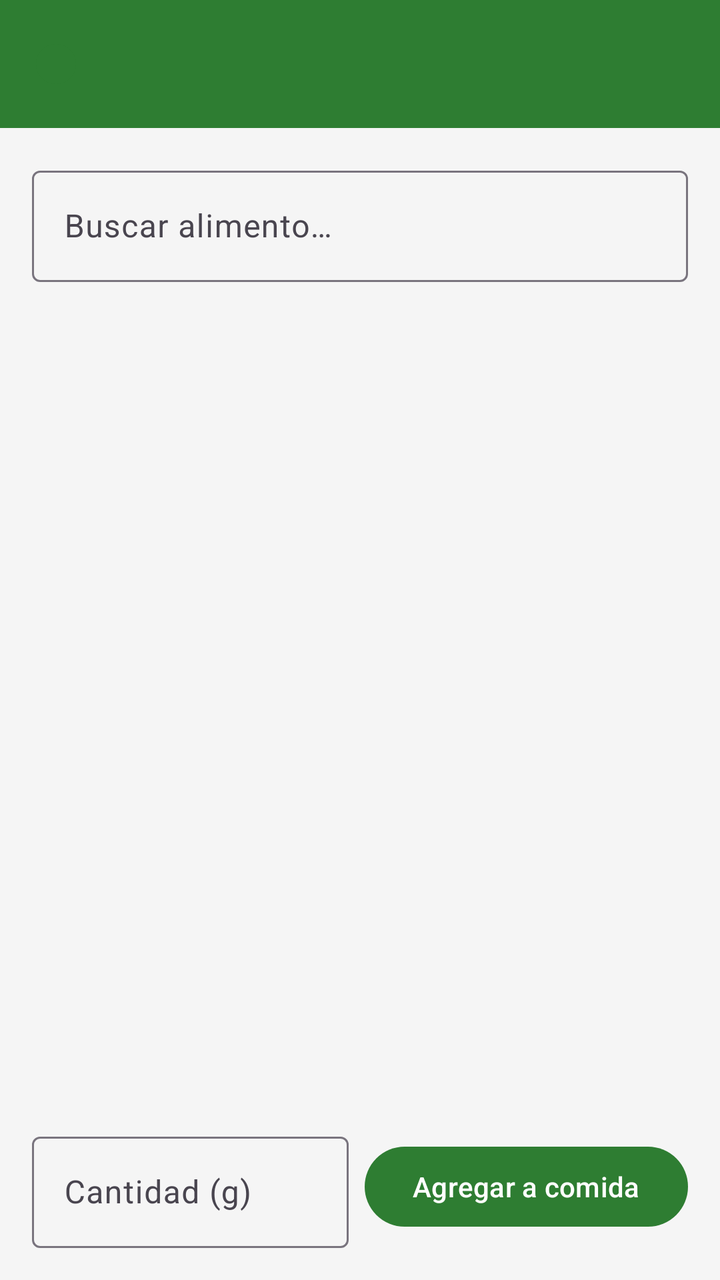
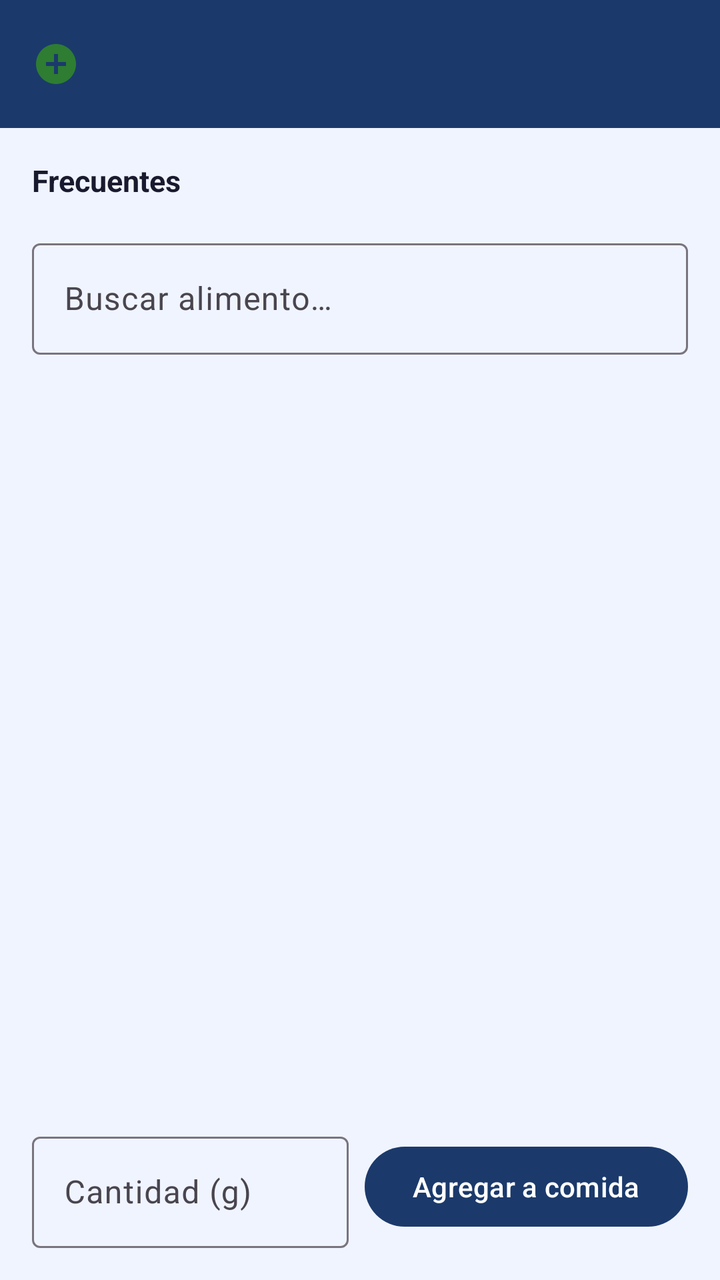

An Android layout rendered at two revisions. The XML below is the earlier revision; the diff shows what the commit changed to produce the second picture.
<!-- AndroidManifest.xml: application theme Theme.GymApp -->
<!-- res/layout/fragment_meal_log.xml -->
<?xml version="1.0" encoding="utf-8"?>
<androidx.coordinatorlayout.widget.CoordinatorLayout
    xmlns:android="http://schemas.android.com/apk/res/android"
    xmlns:app="http://schemas.android.com/apk/res-auto"
    android:layout_width="match_parent"
    android:layout_height="match_parent"
    android:background="@color/colorBackground">

    <com.google.android.material.appbar.AppBarLayout
        android:layout_width="match_parent"
        android:layout_height="wrap_content">

        <androidx.appcompat.widget.Toolbar
            android:id="@+id/toolbar_meal_log"
            android:layout_width="match_parent"
            android:layout_height="?attr/actionBarSize"
            android:background="@color/colorPrimary"
            app:navigationIcon="@drawable/ic_add_circle"
            app:titleTextColor="@color/white" />

    </com.google.android.material.appbar.AppBarLayout>

    <LinearLayout
        android:layout_width="match_parent"
        android:layout_height="match_parent"
        android:orientation="vertical"
        android:padding="16dp"
        app:layout_behavior="@string/appbar_scrolling_view_behavior">

        
        <com.google.android.material.textfield.TextInputLayout
            android:layout_width="match_parent"
            android:layout_height="wrap_content"
            android:layout_marginBottom="8dp"
            style="@style/Widget.Material3.TextInputLayout.OutlinedBox">

            <com.google.android.material.textfield.TextInputEditText
                android:id="@+id/et_food_search"
                android:layout_width="match_parent"
                android:layout_height="wrap_content"
                android:hint="@string/meal_search_hint"
                android:inputType="text"
                android:imeOptions="actionSearch" />

        </com.google.android.material.textfield.TextInputLayout>

        
        <ProgressBar
            android:id="@+id/progress_search"
            android:layout_width="match_parent"
            android:layout_height="4dp"
            style="?android:attr/progressBarStyleHorizontal"
            android:indeterminate="true"
            android:visibility="gone"
            android:layout_marginBottom="8dp" />

        
        <TextView
            android:id="@+id/tv_selected_food"
            android:layout_width="match_parent"
            android:layout_height="wrap_content"
            android:textSize="13sp"
            android:textColor="@color/colorPrimary"
            android:textStyle="bold"
            android:layout_marginBottom="8dp"
            android:visibility="gone" />

        
        <androidx.recyclerview.widget.RecyclerView
            android:id="@+id/rv_food_results"
            android:layout_width="match_parent"
            android:layout_height="0dp"
            android:layout_weight="1"
            android:layout_marginBottom="8dp" />

        
        <LinearLayout
            android:layout_width="match_parent"
            android:layout_height="wrap_content"
            android:orientation="horizontal"
            android:gravity="center_vertical">

            <com.google.android.material.textfield.TextInputLayout
                android:layout_width="0dp"
                android:layout_height="wrap_content"
                android:layout_weight="1"
                android:layout_marginEnd="8dp"
                style="@style/Widget.Material3.TextInputLayout.OutlinedBox">

                <com.google.android.material.textfield.TextInputEditText
                    android:id="@+id/et_quantity"
                    android:layout_width="match_parent"
                    android:layout_height="wrap_content"
                    android:hint="@string/meal_quantity_hint"
                    android:inputType="numberDecimal"
                    android:enabled="false" />

            </com.google.android.material.textfield.TextInputLayout>

            <com.google.android.material.button.MaterialButton
                android:id="@+id/btn_save_food_entry"
                android:layout_width="wrap_content"
                android:layout_height="wrap_content"
                android:text="@string/meal_save_button"
                app:backgroundTint="@color/colorPrimary"
                android:textColor="@color/white"
                android:enabled="false" />

        </LinearLayout>

    </LinearLayout>

</androidx.coordinatorlayout.widget.CoordinatorLayout>
<!-- resources referenced by this layout -->
<resources>
  <color name="colorBackground">#F5F5F5</color>
  <color name="colorPrimary">#2E7D32</color>
  <color name="white">#FFFFFF</color>
  <!-- drawable ic_add_circle (drawable) -->
  <vector xmlns:android="http://schemas.android.com/apk/res/android"
      android:width="24dp"
      android:height="24dp"
      android:viewportWidth="24"
      android:viewportHeight="24">
      <path
          android:fillColor="#2E7D32"
          android:pathData="M12,2C6.48,2 2,6.48 2,12s4.48,10 10,10 10,-4.48 10,-10S17.52,2 12,2zM17,13h-4v4h-2v-4H7v-2h4V7h2v4h4v2z"/>
  </vector>
  <string name="meal_quantity_hint">Cantidad (g)</string>
  <string name="meal_save_button">Agregar a comida</string>
  <string name="meal_search_hint">Buscar alimento…</string>
  <style name="Theme.GymApp" parent="Theme.Material3.Light.NoActionBar">
          <item name="colorPrimary">@color/colorPrimary</item>
          <item name="colorPrimaryVariant">@color/colorPrimaryVariant</item>
          <item name="colorOnPrimary">@color/colorOnPrimary</item>
          <item name="colorSecondary">@color/colorSecondary</item>
          <item name="colorOnSecondary">@color/colorOnSecondary</item>
          <item name="colorError">@color/colorError</item>
          <item name="colorOnError">@color/colorOnError</item>
          <item name="colorSurface">@color/colorSurface</item>
          <item name="colorOnSurface">@color/colorOnSurface</item>
          <item name="android:colorBackground">@color/colorBackground</item>
          <item name="colorOnBackground">@color/colorOnBackground</item>
          <item name="android:statusBarColor" tools:targetApi="l">?attr/colorPrimaryVariant</item>
      </style>
  <color name="colorPrimaryVariant">#1B5E20</color>
  <color name="colorOnPrimary">#FFFFFF</color>
  <color name="colorSecondary">#FF6F00</color>
  <color name="colorOnSecondary">#FFFFFF</color>
  <color name="colorError">#B00020</color>
  <color name="colorOnError">#FFFFFF</color>
  <color name="colorSurface">#FFFFFF</color>
  <color name="colorOnSurface">#212121</color>
  <color name="colorOnBackground">#212121</color>
</resources>

<!-- the commit's change to res/layout/fragment_meal_log.xml (unified diff, before → after) -->
@@ -26,6 +26,27 @@
         android:orientation="vertical"
         android:padding="16dp"
         app:layout_behavior="@string/appbar_scrolling_view_behavior">
+
+        
+        <TextView
+            android:layout_width="match_parent"
+            android:layout_height="wrap_content"
+            android:text="Frecuentes"
+            android:textSize="15sp"
+            android:textStyle="bold"
+            android:textColor="#1A1A2E"
+            android:paddingStart="0dp"
+            android:paddingEnd="0dp"
+            android:paddingTop="0dp"
+            android:paddingBottom="8dp"/>
+
+        <androidx.recyclerview.widget.RecyclerView
+            android:id="@+id/rv_favorites"
+            android:layout_width="match_parent"
+            android:layout_height="wrap_content"
+            android:clipToPadding="false"
+            android:paddingBottom="8dp"
+            android:orientation="horizontal"/>
 
         
         <com.google.android.material.textfield.TextInputLayout
<!-- resource entries referenced after the edit -->
@@ -1,7 +1,7 @@
 <!-- resources referenced by this layout -->
 <resources>
-  <color name="colorBackground">#F5F5F5</color>
-  <color name="colorPrimary">#2E7D32</color>
+  <color name="colorBackground">#F0F4FF</color>
+  <color name="colorPrimary">#1B3A6B</color>
   <color name="white">#FFFFFF</color>
   <!-- drawable ic_add_circle (drawable) -->
   <vector xmlns:android="http://schemas.android.com/apk/res/android"
@@ -28,16 +28,17 @@
           <item name="colorOnSurface">@color/colorOnSurface</item>
           <item name="android:colorBackground">@color/colorBackground</item>
           <item name="colorOnBackground">@color/colorOnBackground</item>
-          <item name="android:statusBarColor" tools:targetApi="l">?attr/colorPrimaryVariant</item>
+          <item name="android:statusBarColor" tools:targetApi="l">@color/colorPrimaryDark</item>
       </style>
-  <color name="colorPrimaryVariant">#1B5E20</color>
+  <color name="colorPrimaryVariant">#0F2549</color>
   <color name="colorOnPrimary">#FFFFFF</color>
-  <color name="colorSecondary">#FF6F00</color>
-  <color name="colorOnSecondary">#FFFFFF</color>
-  <color name="colorError">#B00020</color>
+  <color name="colorSecondary">#38BDF8</color>
+  <color name="colorOnSecondary">#0F2549</color>
+  <color name="colorError">#EF4444</color>
   <color name="colorOnError">#FFFFFF</color>
   <color name="colorSurface">#FFFFFF</color>
-  <color name="colorOnSurface">#212121</color>
-  <color name="colorOnBackground">#212121</color>
+  <color name="colorOnSurface">#1A1A2E</color>
+  <color name="colorOnBackground">#1A1A2E</color>
+  <color name="colorPrimaryDark">#0F2549</color>
 </resources>
 
